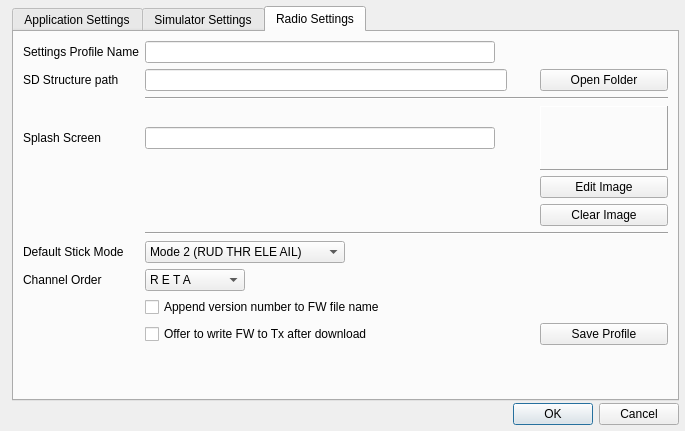
Above: companion/src/apppreferencesdialog.ui from opentx/opentx before the change. Below: the same form after it.
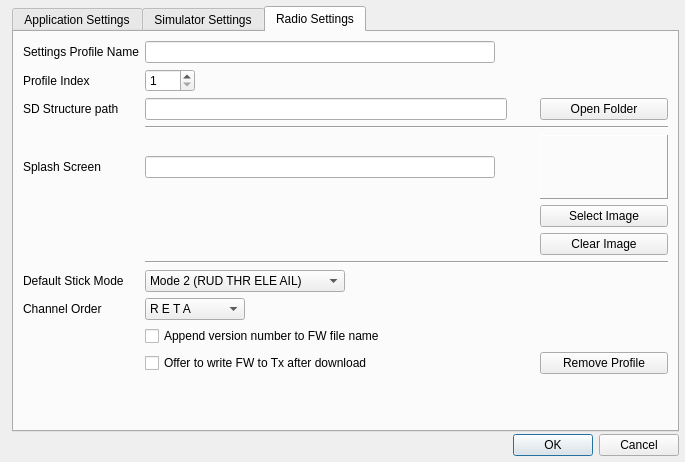
That is the form after the change. The open tabs and pages were chosen to show the change.

Commit message: The profile tab is now functional

Diff of the .ui file:
```diff
--- a/companion/src/apppreferencesdialog.ui
+++ b/companion/src/apppreferencesdialog.ui
@@ -7,7 +7,7 @@
     <x>0</x>
     <y>0</y>
     <width>685</width>
-    <height>431</height>
+    <height>462</height>
    </rect>
   </property>
   <property name="sizePolicy">
@@ -493,14 +493,14 @@
        <string>Radio Settings</string>
       </attribute>
       <layout class="QGridLayout" name="gridLayout_2">
-       <item row="7" column="1" colspan="5">
+       <item row="8" column="1" colspan="5">
         <widget class="Line" name="line_6">
          <property name="orientation">
           <enum>Qt::Horizontal</enum>
          </property>
         </widget>
        </item>
-       <item row="3" column="5">
+       <item row="4" column="5">
         <widget class="QLabel" name="imageLabel">
          <property name="sizePolicy">
           <sizepolicy hsizetype="Minimum" vsizetype="Minimum">
@@ -534,7 +534,7 @@
          </property>
         </widget>
        </item>
-       <item row="10" column="0">
+       <item row="11" column="0">
         <widget class="QLabel" name="label_13">
          <property name="sizePolicy">
           <sizepolicy hsizetype="MinimumExpanding" vsizetype="Preferred">
@@ -550,7 +550,7 @@
          </property>
         </widget>
        </item>
-       <item row="3" column="1">
+       <item row="4" column="1">
         <widget class="QLineEdit" name="SplashFileName">
          <property name="enabled">
           <bool>true</bool>
@@ -566,7 +566,7 @@
          </property>
         </widget>
        </item>
-       <item row="1" column="1" colspan="3">
+       <item row="2" column="1" colspan="3">
         <widget class="QLineEdit" name="sdPath">
          <property name="enabled">
           <bool>true</bool>
@@ -582,7 +582,7 @@
          </property>
         </widget>
        </item>
-       <item row="12" column="1" colspan="3">
+       <item row="13" column="1" colspan="3">
         <widget class="QCheckBox" name="burnFirmware">
          <property name="text">
           <string>Offer to write FW to Tx after download</string>
@@ -599,35 +599,35 @@
          </property>
         </widget>
        </item>
-       <item row="12" column="5">
-        <widget class="QPushButton" name="ProfSave_PB">
+       <item row="13" column="5">
+        <widget class="QPushButton" name="removeProfileButton">
          <property name="text">
-          <string>Save Profile</string>
+          <string>Remove Profile</string>
          </property>
         </widget>
        </item>
-       <item row="1" column="5">
+       <item row="2" column="5">
         <widget class="QPushButton" name="sdPathButton">
          <property name="text">
           <string>Open Folder</string>
          </property>
         </widget>
        </item>
-       <item row="6" column="5">
+       <item row="7" column="5">
         <widget class="QPushButton" name="clearImageButton">
          <property name="text">
           <string>Clear Image</string>
          </property>
         </widget>
        </item>
-       <item row="2" column="1" colspan="5">
+       <item row="3" column="1" colspan="5">
         <widget class="Line" name="line_3">
          <property name="orientation">
           <enum>Qt::Horizontal</enum>
          </property>
         </widget>
        </item>
-       <item row="10" column="1" colspan="2">
+       <item row="11" column="1" colspan="2">
         <widget class="QComboBox" name="channelorderCB">
          <property name="sizePolicy">
           <sizepolicy hsizetype="MinimumExpanding" vsizetype="Fixed">
@@ -777,7 +777,7 @@
          </item>
         </widget>
        </item>
-       <item row="1" column="0">
+       <item row="2" column="0">
         <widget class="QLabel" name="sdPathLabel">
          <property name="sizePolicy">
           <sizepolicy hsizetype="Preferred" vsizetype="Minimum">
@@ -793,7 +793,7 @@
          </property>
         </widget>
        </item>
-       <item row="1" column="4">
+       <item row="2" column="4">
         <spacer name="horizontalSpacer">
          <property name="orientation">
           <enum>Qt::Horizontal</enum>
@@ -806,7 +806,7 @@
          </property>
         </spacer>
        </item>
-       <item row="8" column="1">
+       <item row="9" column="1">
         <widget class="QComboBox" name="stickmodeCB">
          <property name="maximumSize">
           <size>
@@ -860,7 +860,7 @@
          </item>
         </widget>
        </item>
-       <item row="8" column="0">
+       <item row="9" column="0">
         <widget class="QLabel" name="label_14">
          <property name="sizePolicy">
           <sizepolicy hsizetype="Preferred" vsizetype="Minimum">
@@ -873,7 +873,14 @@
          </property>
         </widget>
        </item>
-       <item row="3" column="0">
+       <item row="6" column="5">
+        <widget class="QPushButton" name="SplashSelect">
+         <property name="text">
+          <string>Select Image</string>
+         </property>
+        </widget>
+       </item>
+       <item row="4" column="0">
         <widget class="QLabel" name="label_8">
          <property name="sizePolicy">
           <sizepolicy hsizetype="Preferred" vsizetype="Minimum">
@@ -886,20 +893,13 @@
          </property>
         </widget>
        </item>
-       <item row="11" column="1" colspan="3">
+       <item row="12" column="1" colspan="3">
         <widget class="QCheckBox" name="renameFirmware">
          <property name="text">
           <string>Append version number to FW file name</string>
          </property>
         </widget>
        </item>
-       <item row="5" column="5">
-        <widget class="QPushButton" name="SplashSelect">
-         <property name="text">
-          <string>Edit Image</string>
-         </property>
-        </widget>
-       </item>
        <item row="0" column="0">
         <widget class="QLabel" name="label_2">
          <property name="text">
@@ -907,7 +907,7 @@
          </property>
         </widget>
        </item>
-       <item row="13" column="1">
+       <item row="14" column="1">
         <spacer name="verticalSpacer_3">
          <property name="orientation">
           <enum>Qt::Vertical</enum>
@@ -920,6 +920,29 @@
          </property>
         </spacer>
        </item>
+       <item row="1" column="1">
+        <widget class="QSpinBox" name="ProfSlot_SB">
+         <property name="maximumSize">
+          <size>
+           <width>50</width>
+           <height>16777215</height>
+          </size>
+         </property>
+         <property name="minimum">
+          <number>1</number>
+         </property>
+         <property name="maximum">
+          <number>10</number>
+         </property>
+        </widget>
+       </item>
+       <item row="1" column="0">
+        <widget class="QLabel" name="label">
+         <property name="text">
+          <string>Profile Index</string>
+         </property>
+        </widget>
+       </item>
       </layout>
      </widget>
     </widget>
```
Left out of the diff: 42 changed lines with no effect on the pictures. The commit also changes 12 other files.
